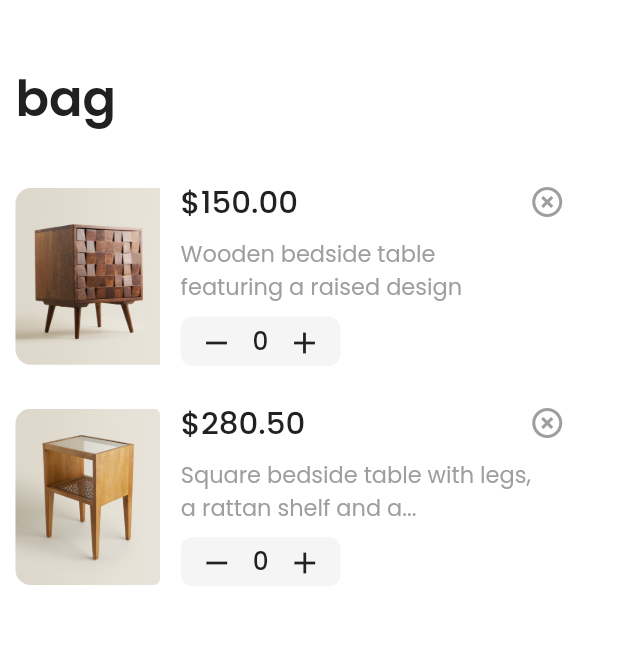
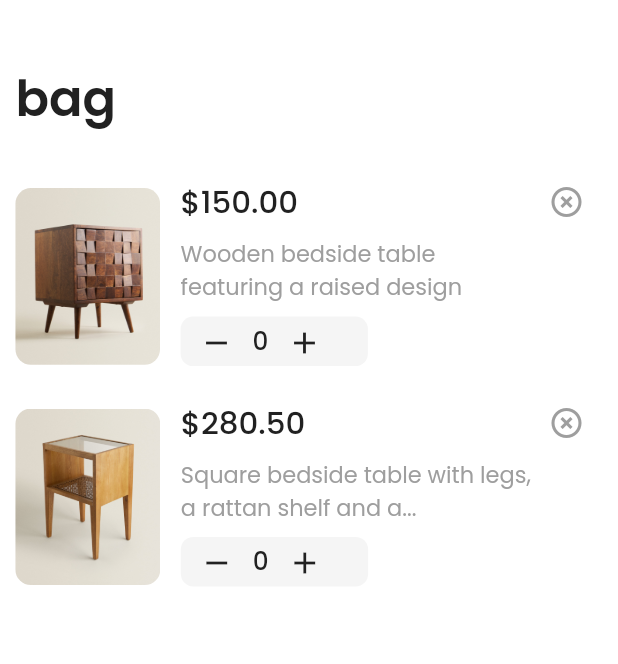
Before and after one commit to panchaniurvisha/ulmo_e_commerce, a Flutter app: the BegScreen screen opened directly, on a phone screen of 412 x 824 dp. Shown: the top 664 px of the screen. Run offline on Flutter 3.47's test engine with Material 2 defaults, Android fonts, the phone set to English and light mode, and no system bars; our stand-ins replace cloud_firestore, firebase_auth, firebase_core, firebase_storage, flutter_rating_bar, fluttertoast and 4 more; accounts and stored records are empty.

Commit message:
"14/7/2023"

```diff
--- a/lib/main.dart
+++ b/lib/main.dart
@@ -1,7 +1,7 @@
 import 'package:firebase_core/firebase_core.dart';
 import 'package:flutter/material.dart';
 import 'package:ulmo_e_commerce_app/res/constant/app_colors.dart';
-import 'package:ulmo_e_commerce_app/view/account_screen.dart';
+import 'package:ulmo_e_commerce_app/view/bottom_bar/bottom_screen.dart';
 
 void main() async {
   WidgetsFlutterBinding.ensureInitialized();
@@ -22,6 +22,6 @@ class MyApp extends StatelessWidget {
           primarySwatch: Colors.blue,
         ),
         debugShowCheckedModeBanner: false,
-        home: const AccountScreen());
+        home: const BottomScreen());
   }
 }
--- a/lib/res/common/app_elevated_button.dart
+++ b/lib/res/common/app_elevated_button.dart
@@ -37,8 +37,7 @@ class AppElevatedButton extends StatelessWidget {
             width: width / 30,
           ),
           sizeBox ??
-              Icon(
-                // <-- Icon
+              const Icon(
                 Icons.shopping_bag_outlined,
                 color: AppColors.black,
               ),
--- a/lib/res/constant/app_colors.dart
+++ b/lib/res/constant/app_colors.dart
@@ -17,4 +17,5 @@ class AppColors {
   static const Color blueColor = Colors.lightBlueAccent;
   static const Color redColor = Colors.red;
   static const Color green400 = Color(0xff66BB6A);
+  static const Color gray400 = Color(0xffBDBDBD);
 }
--- a/lib/res/constant/app_images.dart
+++ b/lib/res/constant/app_images.dart
@@ -74,4 +74,9 @@ class AppImages {
   static const String filterIcon = "${iconBasePath}filter_icon.png";
   static const String likeIcon = "${iconBasePath}heart_filled_icon.png";
   static const String disLikeIcon = "${iconBasePath}heart_shape_icon.png";
+
+  ///Bottom Screen Icon============>
+  static const String homeScreenIcon = "${iconBasePath}home_icon.png";
+  static const String homeScreenFilledIcon =
+      "${iconBasePath}home_filled_icon.png";
 }
--- a/lib/view/beg_screen.dart
+++ b/lib/view/beg_screen.dart
@@ -24,10 +24,10 @@ class _BegScreenState extends State<BegScreen> {
     double width = MediaQuery.of(context).size.width;
     return SafeArea(
       child: Scaffold(
-        body: Padding(
+        body: SingleChildScrollView(
+          child: Padding(
             padding: EdgeInsets.symmetric(
                 vertical: height / 20, horizontal: width / 40),
-          child: SingleChildScrollView(
             child: Column(
               crossAxisAlignment: CrossAxisAlignment.start,
               children: [
@@ -41,33 +41,31 @@ class _BegScreenState extends State<BegScreen> {
                 Row(
                   children: [
                     ClipRRect(
-                        borderRadius: BorderRadius.only(
-                          bottomLeft: Radius.circular(width / 40),
-                          topLeft: Radius.circular(width / 40),
+                        borderRadius: BorderRadius.all(
+                          Radius.circular(width / 40),
                         ),
                         child: Image.asset(AppImages.bedSideTable,
                             height: height / 7)),
                     SizedBox(
                       width: width / 30,
                     ),
-                    Column(
+                    Expanded(
+                      child: Column(
                         crossAxisAlignment: CrossAxisAlignment.start,
                         children: [
                           Row(
+                            mainAxisAlignment: MainAxisAlignment.spaceBetween,
                             children: [
                               AppText(
                                 text: AppString.price,
                                 fontWeight: FontWeight.w500,
                                 fontSize: height / 40,
                               ),
-                            SizedBox(
-                              width: width / 2.9,
-                            ),
                               IconButton(
                                 onPressed: () {
                                   utils.showSnackBar(
                                     margin: EdgeInsets.only(
-                                      bottom: height / 1.2,
+                                        bottom: height / 1.3,
                                         left: width / 25,
                                         right: width / 25),
                                     context,
@@ -96,6 +94,7 @@ class _BegScreenState extends State<BegScreen> {
                           Container(
                             margin: EdgeInsets.only(bottom: height / 60),
                             height: height / 25,
+                            width: width / 3.3,
                             decoration: BoxDecoration(
                               color: AppColors.white,
                               borderRadius: BorderRadius.circular(width / 50),
@@ -130,32 +129,30 @@ class _BegScreenState extends State<BegScreen> {
                           )
                         ],
                       ),
+                    ),
                   ],
                 ),
                 Row(
                   children: [
                     ClipRRect(
-                        borderRadius: BorderRadius.only(
-                          bottomLeft: Radius.circular(width / 40),
-                          topLeft: Radius.circular(width / 40),
-                        ),
+                        borderRadius:
+                            BorderRadius.all(Radius.circular(width / 40)),
                         child: Image.asset(AppImages.squareTable,
                             height: height / 7)),
                     SizedBox(
                       width: width / 30,
                     ),
-                    Column(
+                    Expanded(
+                      child: Column(
                         crossAxisAlignment: CrossAxisAlignment.start,
                         children: [
                           Row(
+                            mainAxisAlignment: MainAxisAlignment.spaceBetween,
                             children: [
                               AppText(
                                 text: AppString.dollarPrice,
                                 fontWeight: FontWeight.w500,
                                 fontSize: height / 40,
-                            ),
-                            SizedBox(
-                              width: width / 3,
                               ),
                               IconButton(
                                 onPressed: () {
@@ -190,6 +187,7 @@ class _BegScreenState extends State<BegScreen> {
                           Container(
                             margin: EdgeInsets.only(bottom: height / 60),
                             height: height / 25,
+                            width: width / 3.3,
                             decoration: BoxDecoration(
                               color: AppColors.white,
                               borderRadius: BorderRadius.circular(width / 50),
@@ -223,6 +221,7 @@ class _BegScreenState extends State<BegScreen> {
                             ),
                           )
                         ],
+                      ),
                     ),
                   ],
                 ),
@@ -268,9 +267,9 @@ class _BegScreenState extends State<BegScreen> {
                     ),
                   ],
                 ),
-                Row(
+                const Row(
                   mainAxisAlignment: MainAxisAlignment.spaceBetween,
-                  children: const [
+                  children: [
                     AppText(
                       text: AppString.promoTitle,
                       color: AppColors.gray,
@@ -284,9 +283,9 @@ class _BegScreenState extends State<BegScreen> {
                 SizedBox(
                   height: height / 28,
                 ),
-                const AppElevatedButton(
+                AppElevatedButton(
+                  sizeBox: SizedBox(),
                   text: AppString.checkout,
-                  sizeBox: SizedBox(),
                 )
               ],
             ),
--- a/lib/view/empty_account_screen.dart
+++ b/lib/view/empty_account_screen.dart
@@ -22,7 +22,7 @@ class _EmptyAccountScreenState extends State<EmptyAccountScreen> {
       child: Scaffold(
         body: Padding(
           padding: EdgeInsets.symmetric(
-              horizontal: width / 20, vertical: height / 30),
+              horizontal: width / 20, vertical: height / 40),
           child: Column(
             children: [
               Align(
--- a/lib/view/new_review_screen.dart
+++ b/lib/view/new_review_screen.dart
@@ -34,7 +34,7 @@ class _NewReviewScreenState extends State<NewReviewScreen> {
               ),
               Center(
                 child: AppRatingBar(
-                  size: height / 10,
+                  size: height / 30,
                 ),
               ),
               const AppListTile(
--- a/lib/view/saved_items_empty_screen.dart
+++ b/lib/view/saved_items_empty_screen.dart
@@ -22,7 +22,7 @@ class _SavedItemsEmptyScreenState extends State<SavedItemsEmptyScreen> {
       child: Scaffold(
         body: Padding(
           padding: EdgeInsets.symmetric(
-              horizontal: width / 20, vertical: height / 10),
+              horizontal: width / 20, vertical: height / 20),
           child: Column(
             children: [
               Align(
```
Also changed, not shown: lib/res/common/app_rating_bar.dart (+6 -7 lines), lib/res/common/app_row.dart (deleted, +0 -57 lines), lib/view/bottom_bar/bottom_screen.dart (added, +74 -0 lines), lib/view/review_screen.dart (+2 -16 lines), assets/icons/home_filled_icon.png (added), assets/icons/home_icon.png (added). Lines whose indentation alone changed are shown as unchanged.
